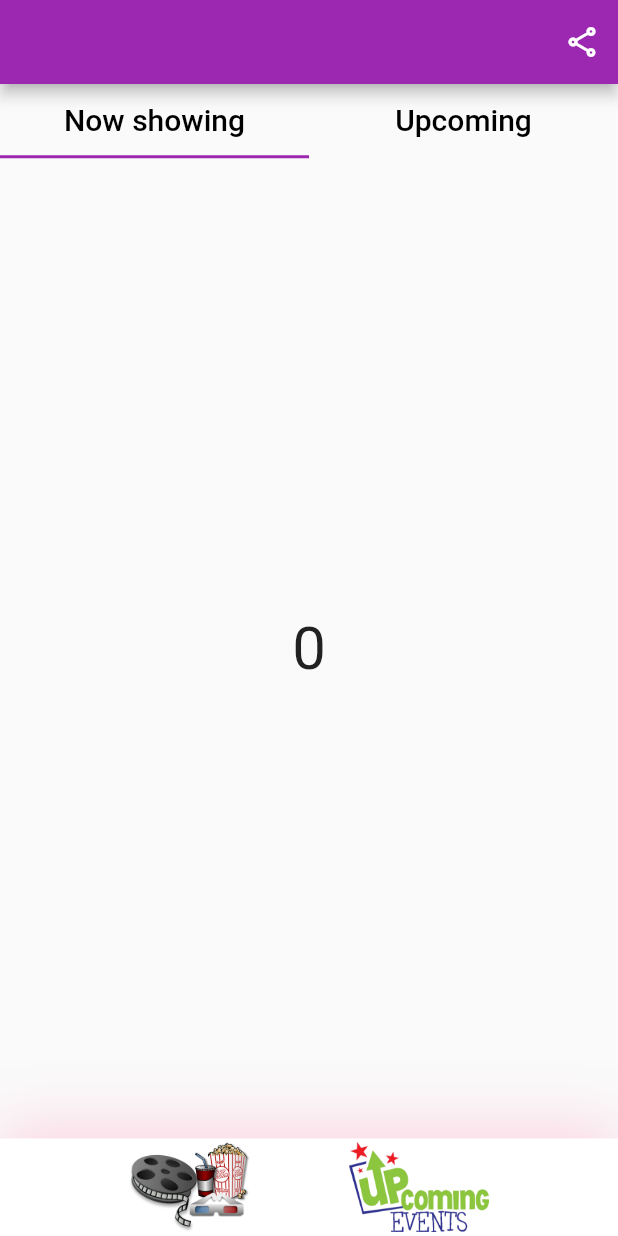
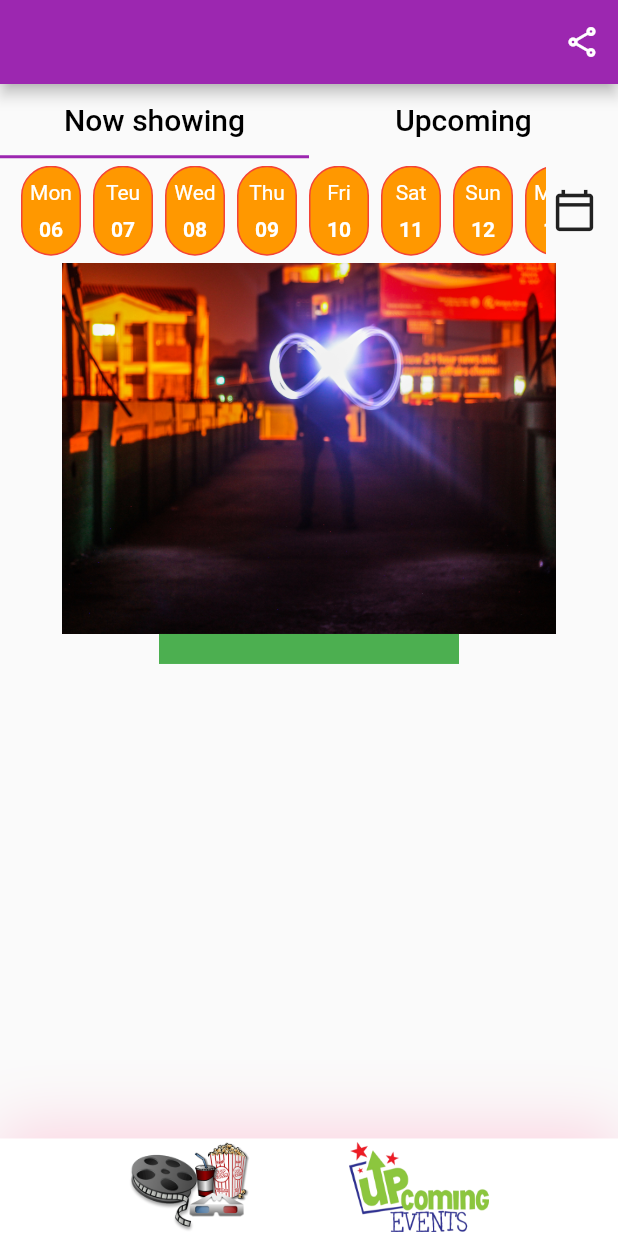
Before and after one commit to DavidMilai/Nairobi-Social-Life, a Flutter app: the screen it shows after launch, on a phone screen of 412 x 824 dp. Run offline on Flutter 3.47's test engine with Material 2 defaults, Android fonts, the phone set to English and light mode, and no system bars; our stand-ins replace hive, hive_flutter; accounts and stored records are empty.

Commit message:
movies tab, now showing

```diff
--- a/lib/screens/home_screen.dart
+++ b/lib/screens/home_screen.dart
@@ -10,6 +10,7 @@
 }
 
 class _HomeScreenState extends State<HomeScreen> {
+  int tab =0;
   @override
   Widget build(BuildContext context) {
     return Scaffold(
@@ -43,10 +44,22 @@
           children: [
             Container(
                 height: 60,
-                child: LogoButton(imageLocation: 'images/movies.png')),
+                child: LogoButton(
+                    onTap: (){
+                      setState(() {
+                        tab = 0;
+                      });
+                    },
+                    imageLocation: 'images/movies.png')),
             Container(
                 height: 60,
-                child: LogoButton(imageLocation: 'images/events.png')),
+                child: LogoButton(
+                    onTap: (){
+                      setState(() {
+                        tab = 1;
+                      });
+                    },
+                    imageLocation: 'images/events.png')),
           ],
         ),
       ),
--- a/lib/tabs/movies_tab.dart
+++ b/lib/tabs/movies_tab.dart
@@ -1,4 +1,6 @@
 import 'package:flutter/material.dart';
+import 'package:nairobi_social_life/config.dart';
+import 'package:nairobi_social_life/widgets/day_selector.dart';
 
 class MoviesTab extends StatefulWidget {
   @override
@@ -32,11 +34,83 @@
             Expanded(
               child: TabBarView(
                 children: [
-                    Center(
-                        child: Text(
-                      "0",
-                      style: TextStyle(fontSize: 40),
-                    )),
+                  Column(
+                    children: [
+                      SizedBox(height: 5),
+                      Padding(
+                        padding:
+                            EdgeInsets.symmetric(horizontal: kMyPadding / 2),
+                        child: Row(
+                          children: [
+                            Expanded(
+                              child: SingleChildScrollView(
+                                scrollDirection: Axis.horizontal,
+                                child: Row(
+                                  children: [
+                                    DaySelector(
+                                      weekDay: 'Mon',
+                                      day: '06',
+                                    ),
+                                    DaySelector(
+                                      weekDay: 'Teu',
+                                      day: '07',
+                                    ),
+                                    DaySelector(
+                                      weekDay: 'Wed',
+                                      day: '08',
+                                    ),
+                                    DaySelector(
+                                      weekDay: 'Thu',
+                                      day: '09',
+                                    ),
+                                    DaySelector(
+                                      weekDay: 'Fri',
+                                      day: '10',
+                                    ),
+                                    DaySelector(
+                                      weekDay: 'Sat',
+                                      day: '11',
+                                    ),
+                                    DaySelector(
+                                      weekDay: 'Sun',
+                                      day: '12',
+                                    ),
+                                    DaySelector(
+                                      weekDay: 'Mon',
+                                      day: '13',
+                                    ),
+                                  ],
+                                ),
+                              ),
+                            ),
+                            Padding(
+                              padding: EdgeInsets.all(kMyPadding / 5),
+                              child: Icon(
+                                Icons.calendar_today_outlined,
+                                size: 30,
+                              ),
+                            )
+                          ],
+                        ),
+                      ),
+                      SizedBox(height: 5),
+                      Column(
+                        children: [
+                          Image.asset(
+                            'images/background.JPG',
+                            width: size.width * 0.8,
+                            height: size.height * 0.3,
+                            fit: BoxFit.cover,
+                          ),
+                          Container(
+                            height: 20,
+                            width: 200,
+                            color: Colors.green,
+                          )
+                        ],
+                      )
+                    ],
+                  ),
                   Center(
                       child: Text(
                     "1",
@@ -46,7 +120,8 @@
               ),
             ),
           ],
-          )),
+        ),
+      ),
     );
   }
 }
--- /dev/null
+++ b/lib/widgets/day_selector.dart
@@ -0,0 +1,31 @@
+import 'package:flutter/material.dart';
+
+import '../config.dart';
+
+class DaySelector extends StatelessWidget {
+  const DaySelector({this.weekDay, this.day});
+  final String weekDay, day;
+  @override
+  Widget build(BuildContext context) {
+    return Container(
+      height: 60,
+      width: 40,
+      margin: EdgeInsets.symmetric(horizontal: kMyPadding / 5),
+      decoration: BoxDecoration(
+          color: Colors.orange,
+          border: Border.all(
+            color: Colors.red[500],
+          ),
+          borderRadius: BorderRadius.all(Radius.circular(kMyPadding))),
+      child: Column(
+        mainAxisAlignment: MainAxisAlignment.spaceEvenly,
+        children: [
+          Text(weekDay, style: TextStyle(color: Colors.white)),
+          Text(day,
+              style:
+              TextStyle(color: Colors.white, fontWeight: FontWeight.bold))
+        ],
+      ),
+    );
+  }
+}
--- a/lib/widgets/logo_button.dart
+++ b/lib/widgets/logo_button.dart
@@ -1,9 +1,10 @@
 import 'package:flutter/material.dart';
 
 class LogoButton extends StatelessWidget {
-  LogoButton({this.onTap, this.imageLocation});
+  LogoButton({this.onTap, this.imageLocation, this.height});
   final Function onTap;
   final String imageLocation;
+  final double height;
 
   @override
   Widget build(BuildContext context) {
@@ -11,6 +12,7 @@
       onTap: onTap,
       child: Image.asset(
         imageLocation,
+        height: height,
       ),
     );
   }
```
Also changed, not shown: images/imdb.png (added). Lines whose indentation alone changed are shown as unchanged.
